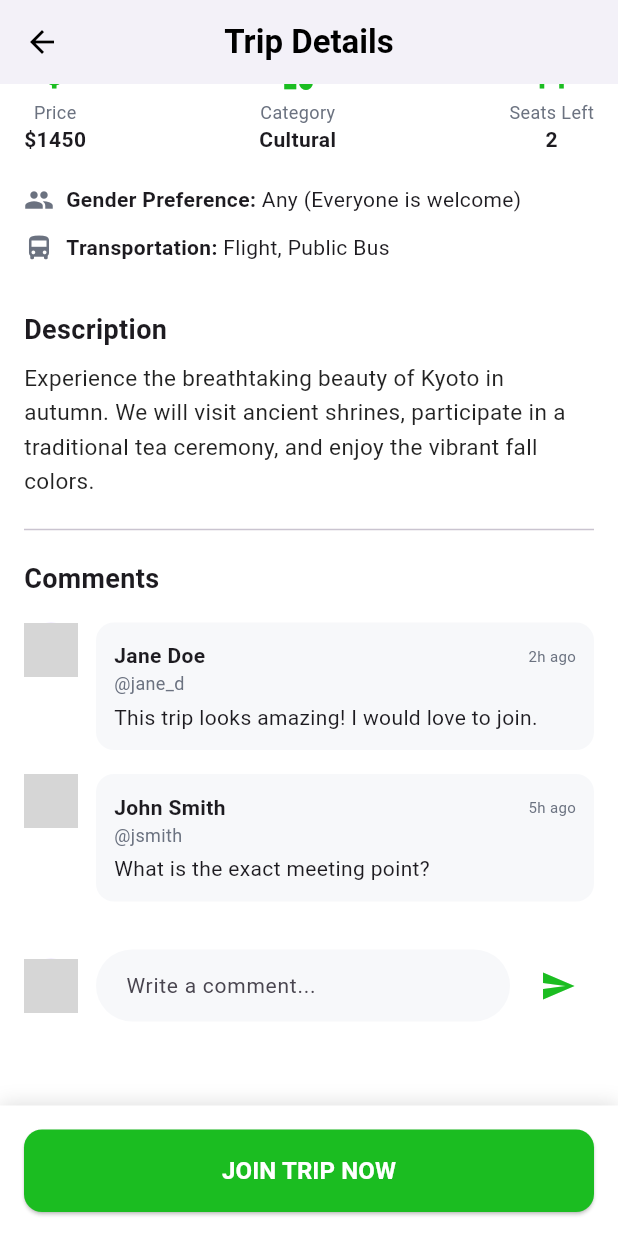
After one commit to Pranta-Nag/Travel_Buddy_Finder, a Flutter app: the ViewScreen screen opened directly with sample values from the repository, scrolled down 487 dp, after a tap on the "send" icon, on a phone screen of 412 x 824 dp. The commit adds this screen. Run offline on Flutter 3.47's test engine with Material 3 defaults, Android fonts, the phone set to English and light mode, and no system bars; our stand-ins replace flutter_svg, image_picker; network calls fail; grey boxes are pictures that could not be loaded.

Commit message:
view trip card and explore card deatiled view

```diff
--- a/lib/models/trip.dart
+++ b/lib/models/trip.dart
@@ -9,7 +9,8 @@ class Trip {
       username,
       imageUrl,
       avatarUrl,
-      category;
+      category,
+      description;
   String rating;
   final int seatsLeft;
   final Uint8List? imageBytes;
@@ -27,6 +28,7 @@ class Trip {
     required this.imageUrl,
     required this.avatarUrl,
     required this.category,
+    required this.description,
     this.seatsLeft = 2,
     this.imageBytes,
     this.genderPreference,
--- a/lib/models/trip_data.dart
+++ b/lib/models/trip_data.dart
@@ -15,6 +15,7 @@ List<Trip> tripList = [
     avatarUrl:
         'https://images.unsplash.com/photo-1494790108377-be9c29b29330?w=200',
     category: 'Cultural',
+    description: 'Experience the breathtaking beauty of Kyoto in autumn. We will visit ancient shrines, participate in a traditional tea ceremony, and enjoy the vibrant fall colors.',
     genderPreference: 'Any (Everyone is welcome)',
     transportationMethods: ['Flight', 'Public Bus'],
   ),
@@ -31,6 +32,7 @@ List<Trip> tripList = [
     avatarUrl:
         'https://images.unsplash.com/photo-1534528741775-53994a69daeb?w=200',
     category: 'Beach',
+    description: 'Relax on the pristine beaches of Bali and embark on an unforgettable sunrise hike to Mount Batur. Perfect for nature lovers and beach enthusiasts.',
     genderPreference: 'Female Only',
     transportationMethods: ['Road Trip / Carpool'],
   ),
@@ -47,6 +49,7 @@ List<Trip> tripList = [
     avatarUrl:
         'https://images.unsplash.com/photo-1500648767791-00dcc994a43e?w=200',
     category: 'Romantic',
+    description: 'Enjoy a romantic escape to the stunning island of Santorini. Famous for its white-washed buildings, blue domes, and spectacular sunsets.',
     genderPreference: 'Any (Everyone is welcome)',
     transportationMethods: ['Sailing Boat'],
   ),
@@ -62,6 +65,7 @@ List<Trip> tripList = [
     avatarUrl:
         'https://encrypted-tbn0.gstatic.com/images?q=tbn:ANd9GcSBe9VHBu8WvoWi8MGdDYhqdUPnfD_sFiNrrA0LWuxPvA&s=10',
     category: 'Adventure',
+    description: 'Explore the rugged beauty of Trey Canyon. Ideal for hiking, rock climbing, and stargazing under the vast Utah sky.',
     genderPreference: 'Male Only',
     transportationMethods: ['Road Trip / Carpool'],
   ),
@@ -77,6 +81,7 @@ List<Trip> tripList = [
     avatarUrl:
         'https://encrypted-tbn0.gstatic.com/images?q=tbn:ANd9GcTEt-6oY9sE8pUZV39-OyDto05yFN0fDmqSFHbZZAh1Rw&s=10',
     category: 'Cultural',
+    description: 'Discover the charm of the City of Light. From the Eiffel Tower to the Louvre, experience the art, culture, and cuisine of Paris.',
     genderPreference: 'Any (Everyone is welcome)',
     transportationMethods: ['Flight', 'Bullet Train'],
   ),
--- a/lib/screens/add_new_trip_screen.dart
+++ b/lib/screens/add_new_trip_screen.dart
@@ -504,6 +504,7 @@ class _AddNewTripScreenState extends State<AddNewTripScreen> {
         avatarUrl:
             'https://images.unsplash.com/photo-1535713875002-d1d0cf377fde?w=200',
         category: _selectedCategory ?? 'Adventure',
+        description: _descriptionController.text.trim(),
         seatsLeft: 2,
         imageBytes: _coverImageBytes,
       );
--- a/lib/screens/edit_trip_screen.dart
+++ b/lib/screens/edit_trip_screen.dart
@@ -38,7 +38,7 @@ class _EditTripScreenState extends State<EditTripScreen> {
     _startDateController = TextEditingController(text: "15 Oct 2024"); // Dummy values as Trip model doesn't have these yet
     _endDateController = TextEditingController(text: "20 Oct 2024");
     _budgetController = TextEditingController(text: widget.trip.price.replaceAll('\$', ''));
-    _descriptionController = TextEditingController(text: "Join me for an amazing adventure!");
+    _descriptionController = TextEditingController(text: widget.trip.description);
     _coverImageBytes = widget.trip.imageBytes;
   }
 
--- a/lib/screens/explore_screen.dart
+++ b/lib/screens/explore_screen.dart
@@ -1,6 +1,7 @@
 import 'package:flutter/material.dart';
 import 'package:travel_buddy_finder/models/trip.dart';
 import 'package:travel_buddy_finder/models/trip_data.dart';
+import 'package:travel_buddy_finder/screens/view_screen.dart';
 import 'package:travel_buddy_finder/utils/app_colors.dart';
 
 class ExploreScreen extends StatefulWidget {
@@ -262,7 +263,16 @@ class _ExploreScreenState extends State<ExploreScreen> {
   }
 
   Widget _buildTripCard(Trip trip) {
-    return Container(
+    return GestureDetector(
+      onTap: () {
+        Navigator.push(
+          context,
+          MaterialPageRoute(
+            builder: (context) => ViewScreen(trip: trip),
+          ),
+        );
+      },
+      child: Container(
         decoration: BoxDecoration(
           color: Colors.white,
           borderRadius: BorderRadius.circular(12),
@@ -343,6 +353,7 @@ class _ExploreScreenState extends State<ExploreScreen> {
             ),
           ],
         ),
+      ),
     );
   }
 }
--- /dev/null
+++ b/lib/screens/view_screen.dart
@@ -0,0 +1,280 @@
+import 'package:flutter/material.dart';
+import 'package:travel_buddy_finder/models/trip.dart';
+import 'package:travel_buddy_finder/utils/app_colors.dart';
+
+class ViewScreen extends StatelessWidget {
+  final Trip trip;
+  const ViewScreen({super.key, required this.trip});
+
+  @override
+  Widget build(BuildContext context) {
+    return Scaffold(
+      backgroundColor: Colors.white,
+      appBar: AppBar(
+        backgroundColor: Colors.white,
+        elevation: 0,
+        leading: IconButton(
+          icon: const Icon(Icons.arrow_back, color: Colors.black),
+          onPressed: () => Navigator.pop(context),
+        ),
+        title: const Text(
+          "Trip Details",
+          style: TextStyle(color: Colors.black, fontWeight: FontWeight.bold),
+        ),
+        centerTitle: true,
+      ),
+      body: SingleChildScrollView(
+        child: Column(
+          crossAxisAlignment: CrossAxisAlignment.start,
+          children: [
+            // Image Section
+            Hero(
+              tag: 'trip-image-${trip.id}',
+              child: trip.imageBytes != null
+                  ? Image.memory(trip.imageBytes!, width: double.infinity, height: 250, fit: BoxFit.cover)
+                  : Image.network(trip.imageUrl, width: double.infinity, height: 250, fit: BoxFit.cover),
+            ),
+
+            Padding(
+              padding: const EdgeInsets.all(16.0),
+              child: Column(
+                crossAxisAlignment: CrossAxisAlignment.start,
+                children: [
+                  // Title and Rating
+                  Row(
+                    mainAxisAlignment: MainAxisAlignment.spaceBetween,
+                    children: [
+                      Expanded(
+                        child: Text(
+                          trip.title,
+                          style: const TextStyle(fontSize: 22, fontWeight: FontWeight.bold),
+                        ),
+                      ),
+                      Container(
+                        padding: const EdgeInsets.symmetric(horizontal: 8, vertical: 4),
+                        decoration: BoxDecoration(
+                          color: Colors.orange.shade50,
+                          borderRadius: BorderRadius.circular(8),
+                        ),
+                        child: Row(
+                          children: [
+                            const Icon(Icons.star, color: Colors.orange, size: 18),
+                            const SizedBox(width: 4),
+                            Text(
+                              trip.rating,
+                              style: const TextStyle(fontWeight: FontWeight.bold),
+                            ),
+                          ],
+                        ),
+                      ),
+                    ],
+                  ),
+                  const SizedBox(height: 8),
+
+                  // Location
+                  Row(
+                    children: [
+                      const Icon(Icons.location_on, color: AppColors.primary, size: 18),
+                      const SizedBox(width: 4),
+                      Text(trip.location, style: const TextStyle(color: AppColors.greyText, fontSize: 16)),
+                    ],
+                  ),
+                  const SizedBox(height: 20),
+
+                  // Host Info
+                  Row(
+                    children: [
+                      CircleAvatar(
+                        radius: 25,
+                        backgroundImage: NetworkImage(trip.avatarUrl),
+                      ),
+                      const SizedBox(width: 12),
+                      Column(
+                        crossAxisAlignment: CrossAxisAlignment.start,
+                        children: [
+                          Text(trip.hostName, style: const TextStyle(fontWeight: FontWeight.bold, fontSize: 16)),
+                          Text(trip.username, style: const TextStyle(color: AppColors.greyText)),
+                        ],
+                      ),
+                      const Spacer(),
+                      ElevatedButton(
+                        onPressed: () {},
+                        style: ElevatedButton.styleFrom(
+                          backgroundColor: AppColors.primary,
+                          shape: RoundedRectangleBorder(borderRadius: BorderRadius.circular(20)),
+                        ),
+                        child: const Text("Message", style: TextStyle(color: Colors.white)),
+                      ),
+                    ],
+                  ),
+                  const Divider(height: 40),
+
+                  // Details Row
+                  Row(
+                    mainAxisAlignment: MainAxisAlignment.spaceBetween,
+                    children: [
+                      _detailItem(Icons.attach_money, "Price", trip.price),
+                      _detailItem(Icons.category, "Category", trip.category),
+                      _detailItem(Icons.event_seat, "Seats Left", "${trip.seatsLeft}"),
+                    ],
+                  ),
+                  const SizedBox(height: 20),
+
+                  // Additional Info
+                  if (trip.genderPreference != null)
+                    _infoTile(Icons.people, "Gender Preference", trip.genderPreference!),
+                  if (trip.transportationMethods != null && trip.transportationMethods!.isNotEmpty)
+                    _infoTile(Icons.directions_bus, "Transportation", trip.transportationMethods!.join(", ")),
+
+                  const SizedBox(height: 20),
+
+                  // Description
+                  const Text("Description", style: TextStyle(fontSize: 18, fontWeight: FontWeight.bold)),
+                  const SizedBox(height: 8),
+                  Text(
+                    trip.description,
+                    style: const TextStyle(fontSize: 15, color: Colors.black87, height: 1.5),
+                  ),
+
+                  const Divider(height: 40),
+
+                  // Comments Section (Facebook Style)
+                  const Text("Comments", style: TextStyle(fontSize: 18, fontWeight: FontWeight.bold)),
+                  const SizedBox(height: 16),
+                  _commentItem(
+                    "Jane Doe",
+                    "@jane_d",
+                    "This trip looks amazing! I would love to join.",
+                    "https://i.pravatar.cc/150?u=jane",
+                    "2h ago",
+                  ),
+                  _commentItem(
+                    "John Smith",
+                    "@jsmith",
+                    "What is the exact meeting point?",
+                    "https://i.pravatar.cc/150?u=john",
+                    "5h ago",
+                  ),
+
+                  const SizedBox(height: 16),
+                  // Comment Input
+                  Row(
+                    children: [
+                      const CircleAvatar(
+                        radius: 18,
+                        backgroundImage: NetworkImage("https://i.pravatar.cc/150?u=you"),
+                      ),
+                      const SizedBox(width: 12),
+                      Expanded(
+                        child: TextField(
+                          decoration: InputDecoration(
+                            hintText: "Write a comment...",
+                            hintStyle: const TextStyle(fontSize: 14),
+                            filled: true,
+                            fillColor: AppColors.fieldColor,
+                            contentPadding: const EdgeInsets.symmetric(horizontal: 16, vertical: 8),
+                            border: OutlineInputBorder(
+                              borderRadius: BorderRadius.circular(25),
+                              borderSide: BorderSide.none,
+                            ),
+                          ),
+                        ),
+                      ),
+                      const SizedBox(width: 8),
+                      IconButton(
+                        onPressed: () {},
+                        icon: const Icon(Icons.send, color: AppColors.primary),
+                      ),
+                    ],
+                  ),
+                  const SizedBox(height: 40),
+                ],
+              ),
+            ),
+          ],
+        ),
+      ),
+      bottomNavigationBar: Container(
+        padding: const EdgeInsets.all(16),
+        decoration: BoxDecoration(
+          color: Colors.white,
+          boxShadow: [BoxShadow(color: Colors.black12, blurRadius: 10, offset: const Offset(0, -2))],
+        ),
+        child: ElevatedButton(
+          onPressed: () {},
+          style: ElevatedButton.styleFrom(
+            backgroundColor: AppColors.primary,
+            padding: const EdgeInsets.symmetric(vertical: 16),
+            shape: RoundedRectangleBorder(borderRadius: BorderRadius.circular(12)),
+          ),
+          child: const Text("JOIN TRIP NOW", style: TextStyle(fontSize: 16, fontWeight: FontWeight.bold, color: Colors.white)),
+        ),
+      ),
+    );
+  }
+
+  Widget _detailItem(IconData icon, String label, String value) {
+    return Column(
+      children: [
+        Icon(icon, color: AppColors.primary),
+        const SizedBox(height: 4),
+        Text(label, style: const TextStyle(color: AppColors.greyText, fontSize: 12)),
+        Text(value, style: const TextStyle(fontWeight: FontWeight.bold)),
+      ],
+    );
+  }
+
+  Widget _infoTile(IconData icon, String label, String value) {
+    return Padding(
+      padding: const EdgeInsets.only(bottom: 12.0),
+      child: Row(
+        children: [
+          Icon(icon, size: 20, color: AppColors.greyText),
+          const SizedBox(width: 8),
+          Text("$label: ", style: const TextStyle(fontWeight: FontWeight.w600)),
+          Expanded(child: Text(value)),
+        ],
+      ),
+    );
+  }
+
+  Widget _commentItem(String name, String username, String comment, String avatarUrl, String time) {
+    return Padding(
+      padding: const EdgeInsets.only(bottom: 16.0),
+      child: Row(
+        crossAxisAlignment: CrossAxisAlignment.start,
+        children: [
+          CircleAvatar(
+            radius: 18,
+            backgroundImage: NetworkImage(avatarUrl),
+          ),
+          const SizedBox(width: 12),
+          Expanded(
+            child: Container(
+              padding: const EdgeInsets.all(12),
+              decoration: BoxDecoration(
+                color: AppColors.fieldColor,
+                borderRadius: BorderRadius.circular(12),
+              ),
+              child: Column(
+                crossAxisAlignment: CrossAxisAlignment.start,
+                children: [
+                  Row(
+                    mainAxisAlignment: MainAxisAlignment.spaceBetween,
+                    children: [
+                      Text(name, style: const TextStyle(fontWeight: FontWeight.bold, fontSize: 14)),
+                      Text(time, style: const TextStyle(color: AppColors.greyText, fontSize: 10)),
+                    ],
+                  ),
+                  Text(username, style: const TextStyle(color: AppColors.greyText, fontSize: 12)),
+                  const SizedBox(height: 4),
+                  Text(comment),
+                ],
+              ),
+            ),
+          ),
+        ],
+      ),
+    );
+  }
+}
--- a/lib/widgets/trip_card.dart
+++ b/lib/widgets/trip_card.dart
@@ -4,6 +4,7 @@ import 'package:travel_buddy_finder/screens/comment_screen.dart';
 import 'package:travel_buddy_finder/screens/edit_trip_screen.dart';
 import 'package:travel_buddy_finder/screens/rating_screen.dart';
 import 'package:travel_buddy_finder/screens/user_profile_screen.dart';
+import 'package:travel_buddy_finder/screens/view_screen.dart';
 import 'package:travel_buddy_finder/utils/app_colors.dart';
 
 class TripCard extends StatefulWidget {
@@ -405,7 +406,14 @@ class _TripCardState extends State<TripCard> {
                         child: SizedBox(
                           height: 34,
                           child: ElevatedButton(
-                            onPressed: () {},
+                            onPressed: () {
+                              Navigator.push(
+                                context,
+                                MaterialPageRoute(
+                                  builder: (context) => ViewScreen(trip: widget.trip),
+                                ),
+                              );
+                            },
                             style: ElevatedButton.styleFrom(
                               backgroundColor: Colors.white,
                               foregroundColor:
```
Lines whose indentation alone changed are shown as unchanged.
